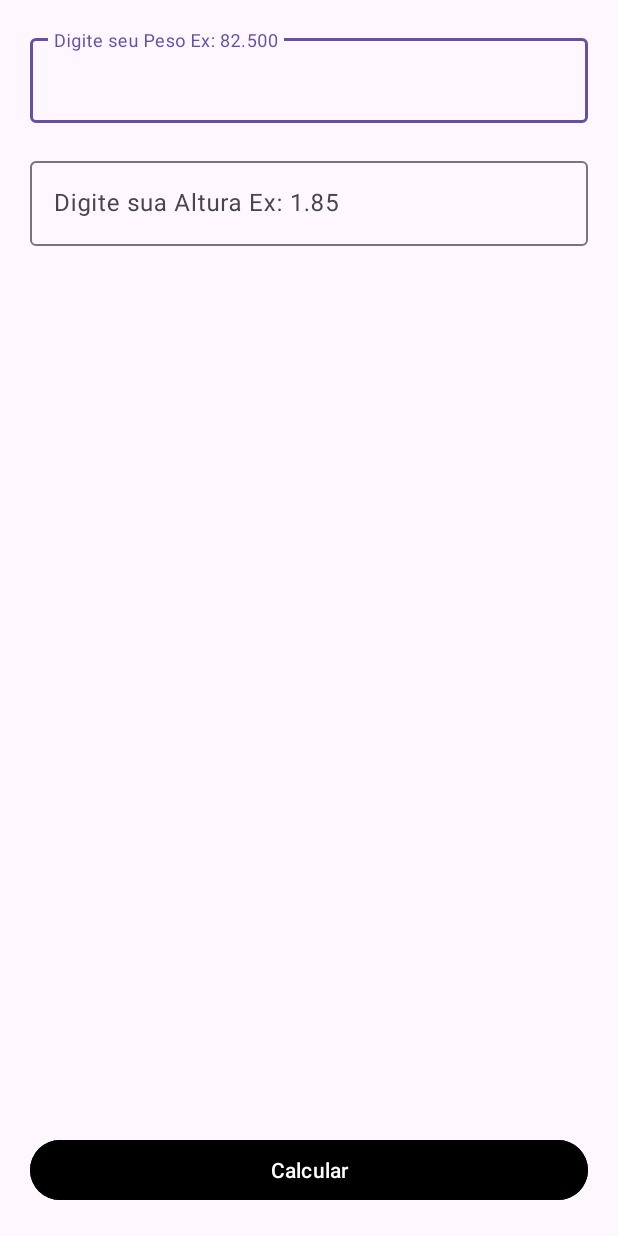
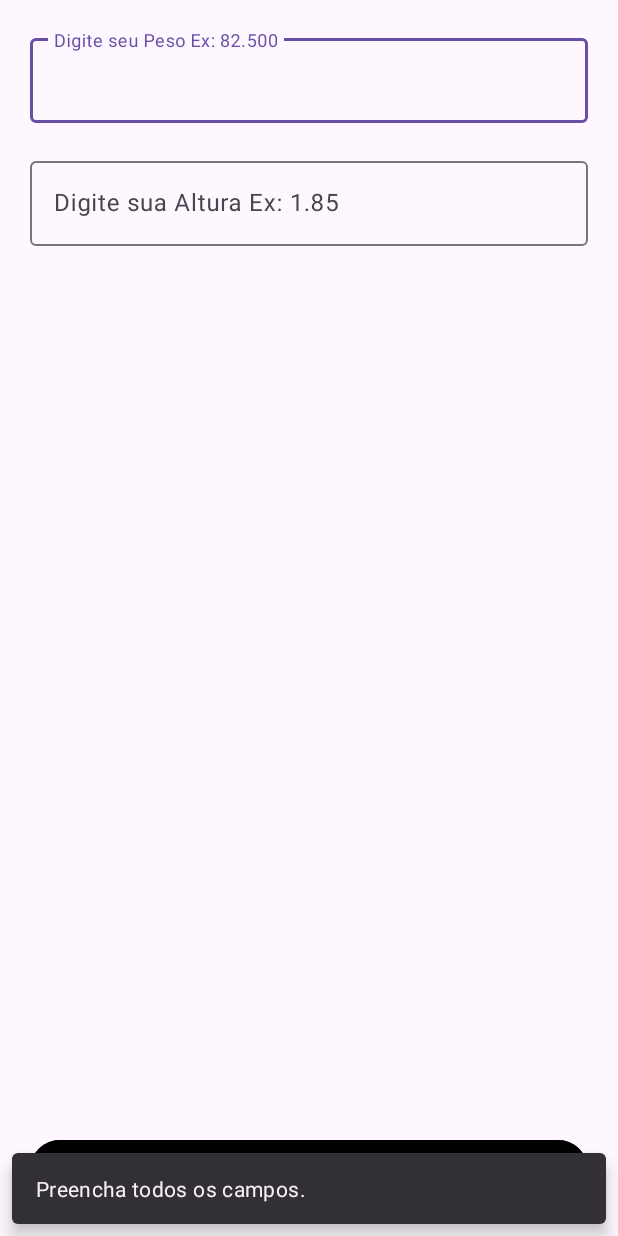
Before and after one commit to LuisGuilhermeMacedo/imc_calculator, an Android app: the screen it shows after launch (MainActivity), after a tap on "Calcular", on a phone screen of 412 x 824 dp. Run offline under Robolectric (Android 15) with nearby library versions, the phone set to English and light mode, and no system bars.

Commit message:
Erro ao nao preencher todos os campos

```diff
--- a/app/src/main/java/com/comunidadedevspace/imc/MainActivity.kt
+++ b/app/src/main/java/com/comunidadedevspace/imc/MainActivity.kt
@@ -3,6 +3,7 @@ package com.comunidadedevspace.imc
 import androidx.appcompat.app.AppCompatActivity
 import android.os.Bundle
 import android.widget.Button
+import com.google.android.material.snackbar.Snackbar
 import com.google.android.material.textfield.TextInputEditText
 
 class MainActivity : AppCompatActivity() {
@@ -17,10 +18,27 @@ class MainActivity : AppCompatActivity() {
         val btnCalcular = findViewById<Button>(R.id.btn_calcular)
 
         btnCalcular.setOnClickListener {
-            val peso: Float = edtPeso.toString().toFloat()
-            val altura: Float = edtAltura.toString().toFloat()
-            val alturaFinal: Float = altura * altura
-            val imc: Float = peso / alturaFinal
+
+            val pesoStr: String = edtPeso.text.toString()
+            val alturaStr: String = edtAltura.text.toString()
+
+            if (pesoStr.isNotEmpty() && alturaStr.isNotEmpty()) {
+                val peso = pesoStr.toFloat()
+                val altura = alturaStr.toFloat()
+
+                val alturaFinal = altura * altura
+                val imc = peso / alturaFinal
+
+                println("seu imc: " + imc)
+
+            } else {
+                Snackbar.make(
+                    edtPeso,
+                    "Preencha todos os campos.",
+                    Snackbar.LENGTH_LONG
+                ).show()
+
+            }
 
 
         }
--- a/app/src/main/res/layout/activity_main.xml
+++ b/app/src/main/res/layout/activity_main.xml
@@ -22,7 +22,7 @@
         />
 
     <com.google.android.material.textfield.TextInputLayout
-        android:id="@+id/textInputLayout"
+        android:id="@+id/textInputLayoutPeso"
         android:layout_width="match_parent"
         android:layout_height="wrap_content"
         app:layout_constraintTop_toTopOf="parent"
@@ -38,9 +38,10 @@
     </com.google.android.material.textfield.TextInputLayout>
 
     <com.google.android.material.textfield.TextInputLayout
+        android:id="@+id/textInputLayoutAltura"
         android:layout_width="match_parent"
         android:layout_height="wrap_content"
-        app:layout_constraintTop_toBottomOf="@+id/textInputLayout"
+        app:layout_constraintTop_toBottomOf="@+id/textInputLayoutPeso"
         android:layout_margin="20dp"
 
         >
```
Also changed, not shown: 1 other file.
